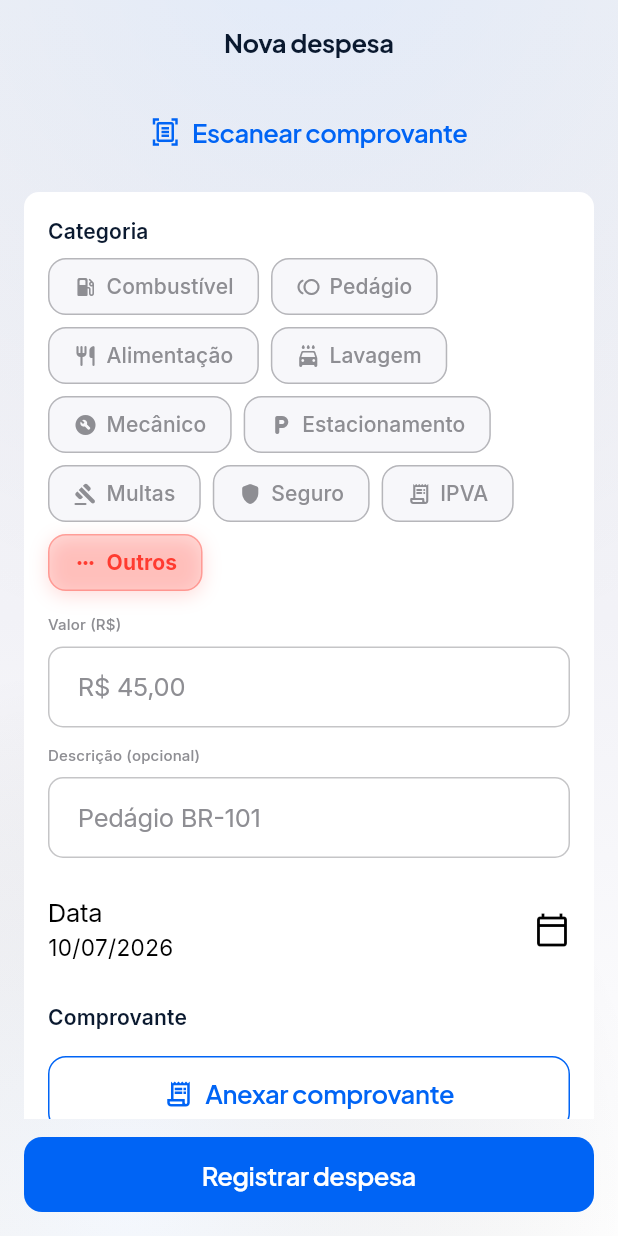
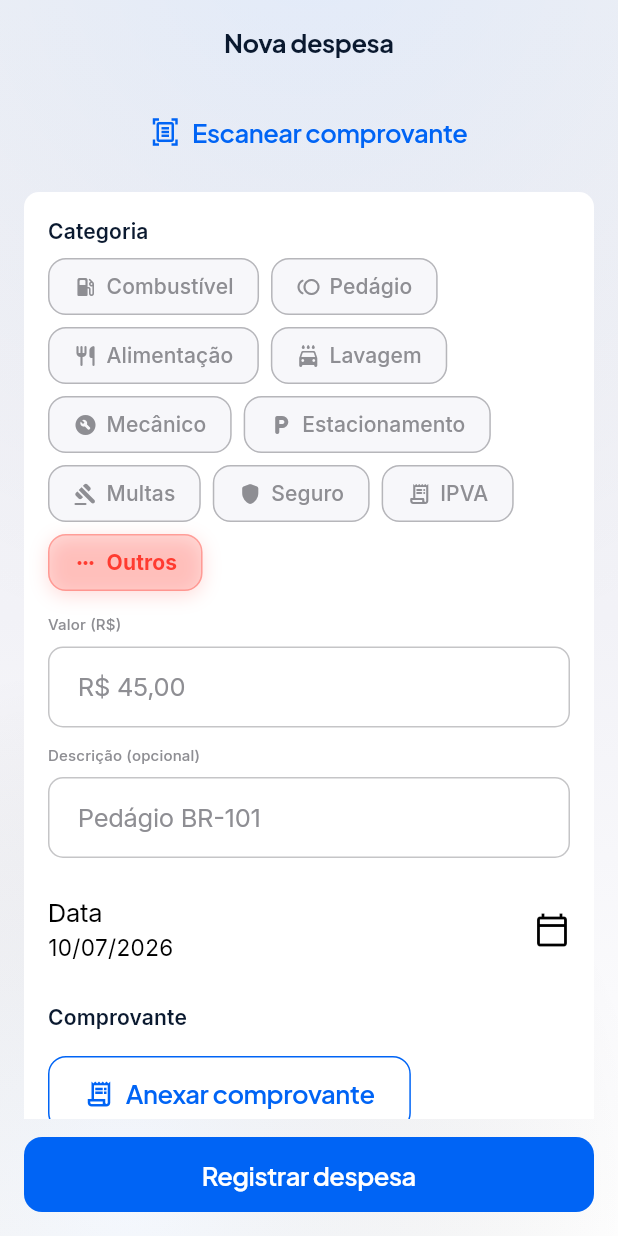
Before and after one commit to solerpedroo/driveflow, a Flutter app: the ExpenseFormScreen screen opened by its route, on a phone screen of 412 x 824 dp. Run offline on Flutter 3.47's test engine with Material 3 defaults, Android fonts, the phone set to English and light mode, and no system bars; our stand-ins replace cached_network_image, connectivity_plus, dio, file_picker, fl_chart, flutter_hooks and 14 more; missing offline and left inert: google_mlkit_text_recognition; accounts and stored records are empty; network calls fail; statements that could not run were skipped.

Commit message:
fix(ui): remove largura mínima infinita dos botões expandidos do design system

```diff
--- a/lib/shared/widgets/design_system/df_button.dart
+++ b/lib/shared/widgets/design_system/df_button.dart
@@ -91,7 +91,7 @@
           style: FilledButton.styleFrom(
             backgroundColor: AppColors.brandBlue,
             foregroundColor: Colors.white,
-            minimumSize: const Size.fromHeight(50),
+            minimumSize: const Size(0, 50),
             shape: RoundedRectangleBorder(borderRadius: AppRadius.lgAll),
             elevation: 0,
           ),
@@ -100,7 +100,7 @@
       DfButtonVariant.outlined => OutlinedButton(
           onPressed: enabled ? widget.onPressed : null,
           style: OutlinedButton.styleFrom(
-            minimumSize: const Size.fromHeight(50),
+            minimumSize: const Size(0, 50),
             side: const BorderSide(color: AppColors.brandBlue),
             shape: RoundedRectangleBorder(borderRadius: AppRadius.lgAll),
           ),
@@ -109,7 +109,7 @@
       DfButtonVariant.tonal => TextButton(
           onPressed: enabled ? widget.onPressed : null,
           style: TextButton.styleFrom(
-            minimumSize: const Size.fromHeight(44),
+            minimumSize: const Size(0, 44),
             foregroundColor: AppColors.brandBlue,
           ),
           child: child,
@@ -139,7 +139,14 @@
     return Semantics(
       button: true,
       label: widget.label,
-      child: SizedBox(width: double.infinity, child: button),
+      child: LayoutBuilder(
+        builder: (context, constraints) {
+          final width = constraints.hasBoundedWidth && constraints.maxWidth.isFinite
+              ? constraints.maxWidth
+              : MediaQuery.sizeOf(context).width;
+          return SizedBox(width: width, child: button);
+        },
+      ),
     );
   }
 }
```
